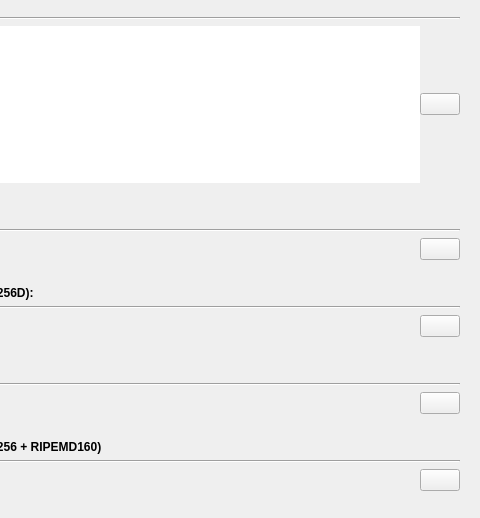
Old version of the form src/qt/forms/hashcalcdialog.ui in the repository torkelrogstad/mainchain; both pictures show x 105 to 585 and y 281 to 799 of the 585 by 799 pixel window.
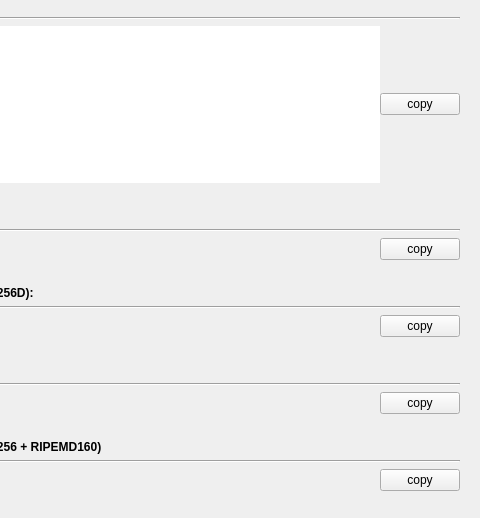
New version of the form.

Commit message: Remove copy icons from hash calc dialog

The edit to the form file:
```diff
--- a/src/qt/forms/hashcalcdialog.ui
+++ b/src/qt/forms/hashcalcdialog.ui
@@ -322,7 +322,7 @@
            </sizepolicy>
           </property>
           <property name="text">
-           <string/>
+           <string>copy</string>
           </property>
           <property name="iconSize">
            <size>
@@ -401,7 +401,7 @@
            </sizepolicy>
           </property>
           <property name="text">
-           <string/>
+           <string>copy</string>
           </property>
           <property name="iconSize">
            <size>
@@ -480,7 +480,7 @@
            </sizepolicy>
           </property>
           <property name="text">
-           <string/>
+           <string>copy</string>
           </property>
           <property name="iconSize">
            <size>
@@ -559,7 +559,7 @@
            </sizepolicy>
           </property>
           <property name="text">
-           <string/>
+           <string>copy</string>
           </property>
           <property name="iconSize">
            <size>
@@ -638,7 +638,7 @@
            </sizepolicy>
           </property>
           <property name="text">
-           <string/>
+           <string>copy</string>
           </property>
           <property name="iconSize">
            <size>
```
The commit also changes 1 other file.
